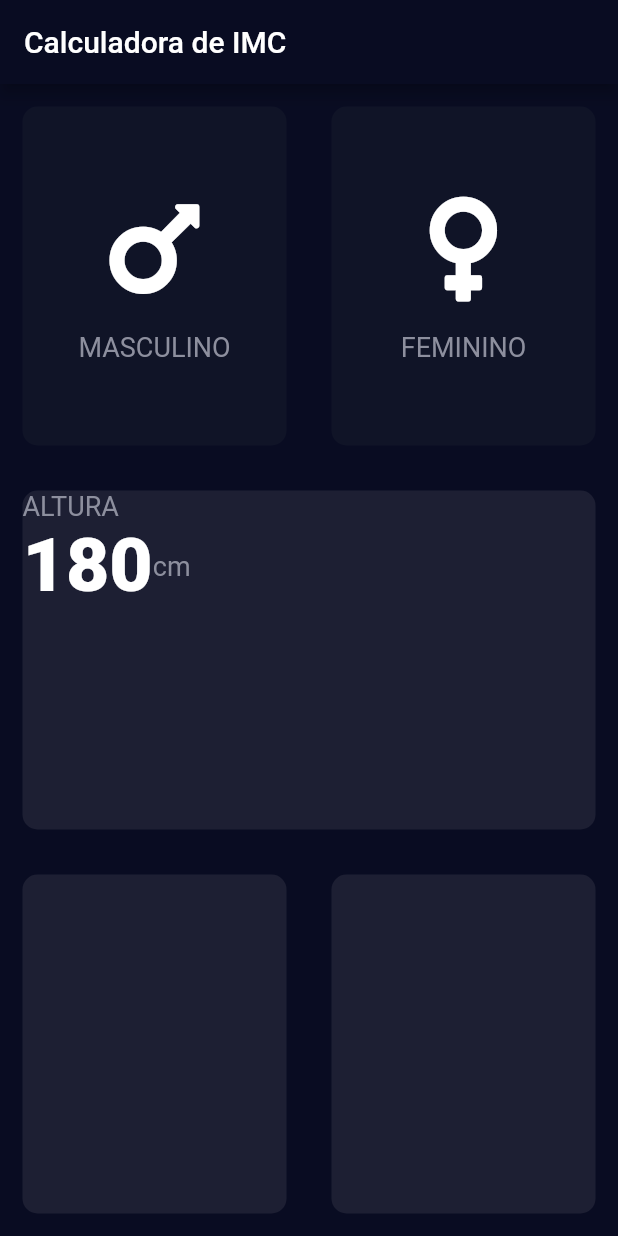
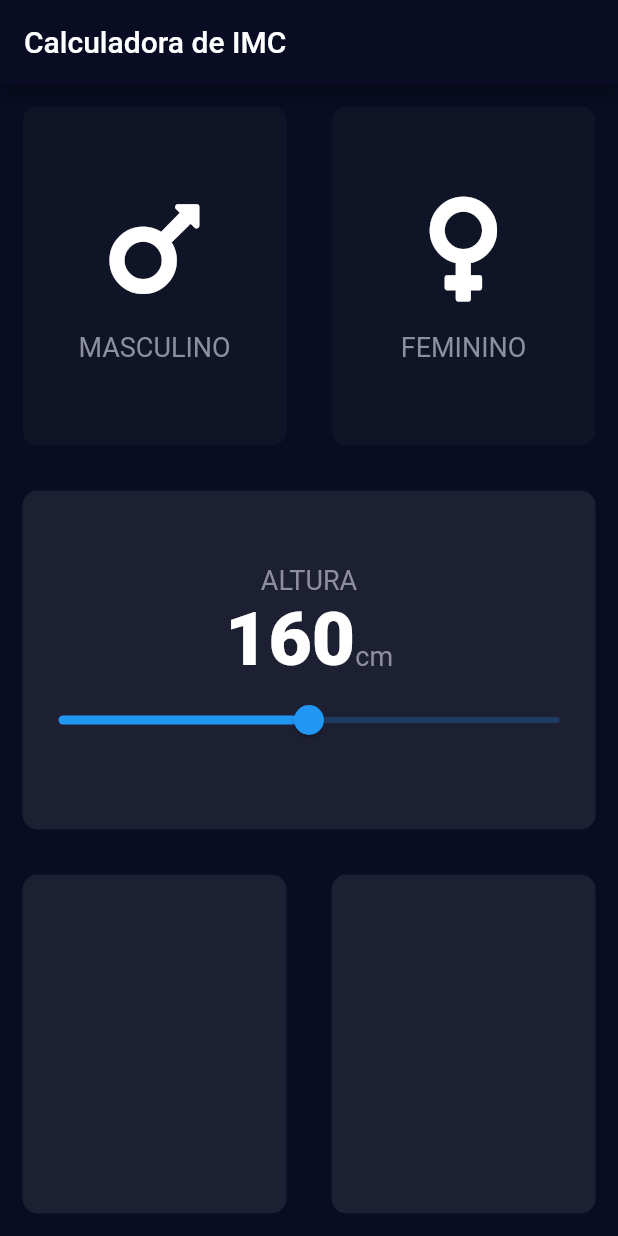
Before and after one commit to gregori/calc_imc, a Flutter app: the screen it shows after launch, on a phone screen of 412 x 824 dp. Run offline on Flutter 3.47's test engine with Material 2 defaults, Android fonts, the phone set to English and light mode, and no system bars; our stand-ins replace font_awesome_flutter.

```diff
--- a/lib/input_page.dart
+++ b/lib/input_page.dart
@@ -17,6 +17,7 @@ class InputPage extends StatefulWidget {
 
 class _InputPageState extends State<InputPage> {
   Gender? selectedGender;
+  int height = 160;
 
   @override
   Widget build(BuildContext context) {
@@ -25,6 +26,7 @@ class _InputPageState extends State<InputPage> {
           title: Text('Calculadora de IMC'),
         ),
         body: Column(
+          crossAxisAlignment: CrossAxisAlignment.stretch,
           children: [
             Expanded(
               child: Row(
@@ -68,16 +70,19 @@ class _InputPageState extends State<InputPage> {
               child: ReusableCard(
                 color: kActiveCardColor,
                 child: Column(
-                  crossAxisAlignment: CrossAxisAlignment.stretch,
+                  mainAxisAlignment: MainAxisAlignment.center,
                   children: [
                     Text(
                       'ALTURA',
                       style: kLabelTextStyle,
                     ),
                     Row(
+                      mainAxisAlignment: MainAxisAlignment.center,
+                      crossAxisAlignment: CrossAxisAlignment.baseline,
+                      textBaseline: TextBaseline.alphabetic,
                       children: [
                         Text(
-                          '180',
+                          height.toString(),
                           style: kNumberTextStyle,
                         ),
                         Text(
@@ -85,6 +90,16 @@ class _InputPageState extends State<InputPage> {
                           style: kLabelTextStyle,
                         ),
                       ],
+                    ),
+                    Slider(
+                      value: height.toDouble(),
+                      onChanged: (double value) {
+                        setState(() {
+                          height = value.round();
+                        });
+                      },
+                      min: 100,
+                      max: 220,
                     ),
                   ],
                 ),
```
